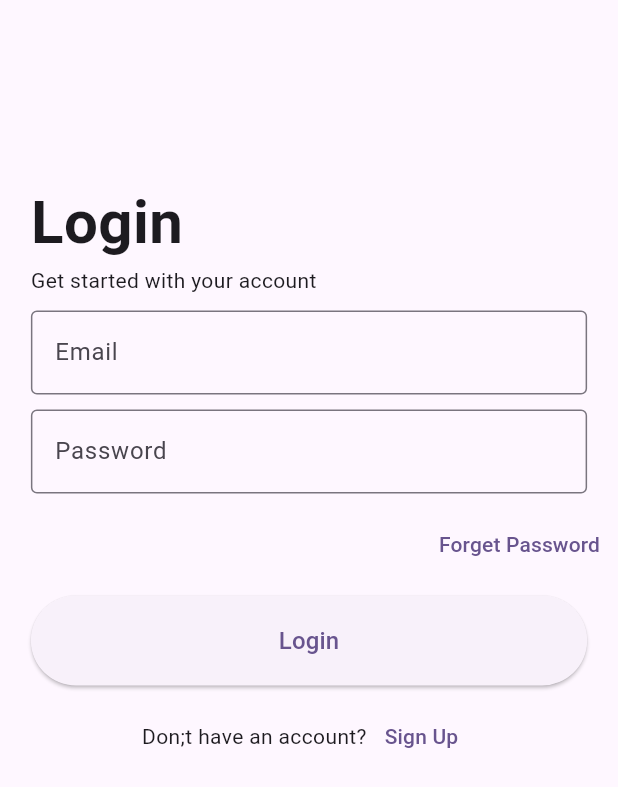
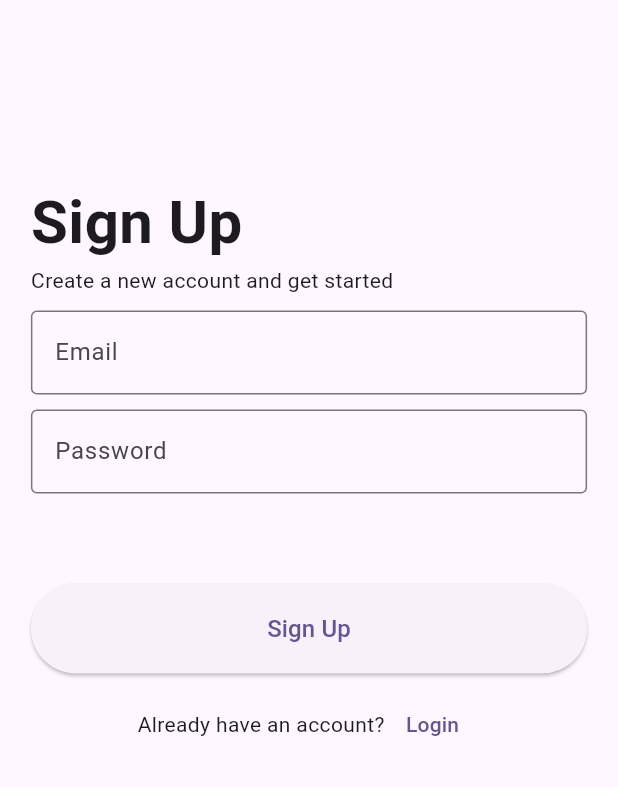
Before and after one commit to viraj-gunasekara/Bookstore_App_Android, a Flutter app: the screen it shows after launch, after a tap on "Sign Up", on a phone screen of 412 x 824 dp. Shown: the top 787 px of the screen. Run offline on Flutter 3.47's test engine with Material 3 defaults, Android fonts, the phone set to English and light mode, and no system bars; our stand-ins replace firebase_auth, firebase_core; accounts and stored records are empty.

Commit message:
signup page ui

```diff
--- a/bookstore_admin_app/lib/main.dart
+++ b/bookstore_admin_app/lib/main.dart
@@ -1,5 +1,6 @@
 import 'package:bookstore_admin_app/views/admin_home.dart';
 import 'package:bookstore_admin_app/views/login.dart';
+import 'package:bookstore_admin_app/views/signup.dart';
 import 'package:flutter/material.dart';
 import 'package:firebase_core/firebase_core.dart';
 import 'firebase_options.dart';
@@ -39,6 +40,7 @@
       routes: {
         "/": (context) => LoginPage(),
         "/login": (context) => LoginPage(),
+        "/signup": (context) => SignupPage(),
       },
     );
   }
--- /dev/null
+++ b/bookstore_admin_app/lib/views/signup.dart
@@ -0,0 +1,89 @@
+import 'package:flutter/material.dart';
+
+class SignupPage extends StatefulWidget {
+  const SignupPage({super.key});
+
+  @override
+  State<SignupPage> createState() => _SignupPageState();
+}
+
+class _SignupPageState extends State<SignupPage> {
+  final formKey = GlobalKey<FormState>();
+
+  TextEditingController _emailController = TextEditingController();
+  TextEditingController _passwordController = TextEditingController();
+
+  @override
+  Widget build(BuildContext context) {
+    return Scaffold(
+      body: Column(
+        children: [
+          SizedBox(height: 120),
+          SizedBox(
+            width: MediaQuery.of(context).size.width * .9,
+            child: Column(
+              crossAxisAlignment: CrossAxisAlignment.start,
+              children: [
+                Text(
+                  "Sign Up",
+                  style: TextStyle(fontSize: 40, fontWeight: FontWeight.w700),
+                ),
+                Text("Create a new account and get started"),
+                SizedBox(height: 10),
+                SizedBox(
+                  width: MediaQuery.of(context).size.width * .9,
+                  child: TextFormField(
+                    validator: (value) =>
+                        value!.isEmpty ? "Email cannot be empty." : null,
+                    controller: _emailController,
+                    decoration: InputDecoration(
+                      border: OutlineInputBorder(),
+                      label: Text("Email"),
+                    ),
+                  ),
+                ),
+              ],
+            ),
+          ),
+          SizedBox(height: 10),
+          SizedBox(
+            width: MediaQuery.of(context).size.width * .9,
+            child: TextFormField(
+              validator: (value) => value!.length < 8
+                  ? "Password should have atleast 8 characters."
+                  : null,
+              controller: _passwordController,
+              obscureText: true,
+              decoration: InputDecoration(
+                border: OutlineInputBorder(),
+                label: Text("Password"),
+              ),
+            ),
+          ),
+          SizedBox(height: 60),
+          SizedBox(
+            height: 60,
+            width: MediaQuery.of(context).size.width * .9,
+            child: ElevatedButton(
+              onPressed: () {},
+              child: Text("Sign Up", style: TextStyle(fontSize: 16)),
+            ),
+          ),
+          SizedBox(height: 10),
+          Row(
+            mainAxisAlignment: MainAxisAlignment.center,
+            children: [
+              Text("Already have an account?"),
+              TextButton(
+                onPressed: () {
+                  Navigator.pop(context);
+                },
+                child: Text("Login"),
+              ),
+            ],
+          ),
+        ],
+      ),
+    );
+  }
+}
```
